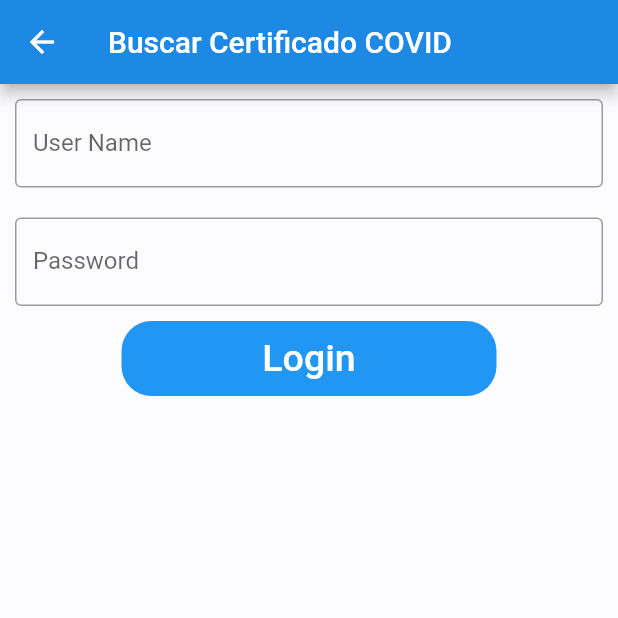
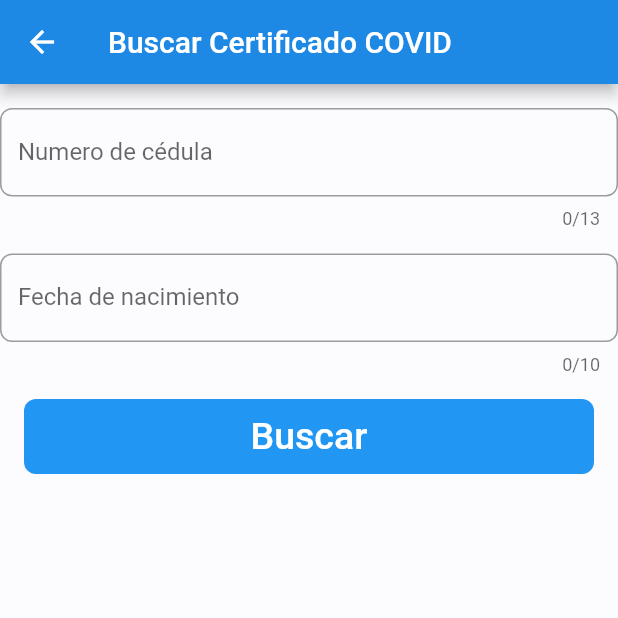
Before and after one commit to AD-Paladins/med_cert, a Flutter app: the SearchScreen screen opened directly, on a phone screen of 412 x 824 dp, the top half of it. Run offline on Flutter 3.47's test engine with Material 2 defaults, Android fonts, the light colour scheme and no system bars; our stand-ins replace dio, qr_flutter, shared_preferences; missing offline and left inert: encrypt; accounts and stored records are empty; Roboto replaces fonts that are missing (AvenirNext).

Commit message:
fix: search screen

```diff
--- a/lib/screens/main_screen.dart
+++ b/lib/screens/main_screen.dart
@@ -6,7 +6,7 @@ import 'package:shared_preferences/shared_preferences.dart';
 import 'qr_screen.dart';
 
 class MainScreen extends StatelessWidget {
-  MainScreen({Key? key}) : super(key: key);
+  const MainScreen({Key? key}) : super(key: key);
 
   @override
   Widget build(BuildContext context) {
--- a/lib/screens/search_certificate.dart
+++ b/lib/screens/search_certificate.dart
@@ -1,8 +1,22 @@
 import 'package:flutter/material.dart';
 import 'package:med_cert/screens/main_screen.dart';
 
-class SearchScreen extends StatelessWidget {
-  SearchScreen({Key? key}) : super(key: key);
+class SearchScreen extends StatefulWidget {
+  const SearchScreen({Key? key}) : super(key: key);
+  @override
+  _SearchScreenState createState() => _SearchScreenState();
+}
+
+class _SearchScreenState extends State<SearchScreen> {
+  bool loading = false;
+  TextEditingController tituloController = new TextEditingController();
+  TextEditingController descripcionController = new TextEditingController();
+
+  @override
+  void initState() {
+    super.initState();
+    // _setUser();
+  }
 
   @override
   Widget build(BuildContext context) {
@@ -11,42 +25,75 @@ class SearchScreen extends StatelessWidget {
         title: Text('Buscar Certificado COVID'),
       ),
       body: Column(
+        crossAxisAlignment: CrossAxisAlignment.stretch,
         children: [
           Padding(
-            padding: EdgeInsets.all(10),
-            child: TextField(
+            padding: const EdgeInsets.symmetric(vertical: 16),
+            child: TextFormField(
+              maxLength: 13,
+              maxLines: 1,
+              minLines: 1,
+              controller: this.tituloController,
+              keyboardType: TextInputType.text,
+              autofocus: false,
               decoration: InputDecoration(
-                  border: OutlineInputBorder(),
-                  labelText: 'User Name',
-                  hintText: 'Enter valid mail id as abc@gmail.com'),
+                labelText: "Numero de cédula",
+                hintStyle: TextStyle(fontFamily: "AvenirNext"),
+                labelStyle: TextStyle(fontFamily: "AvenirNext"),
+                border:
+                    OutlineInputBorder(borderRadius: BorderRadius.circular(8)),
+              ),
+              validator: (value) {
+                if (value != null && value.isEmpty) {
+                  return "Debe ingresar un título.";
+                }
+                return null;
+              },
             ),
           ),
           Padding(
-            padding: EdgeInsets.all(10),
-            child: TextField(
-              obscureText: true,
+            padding: const EdgeInsets.only(bottom: 16),
+            child: TextFormField(
+              maxLength: 10,
+              maxLines: 1,
+              minLines: 1,
+              controller: this.tituloController,
+              keyboardType: TextInputType.text,
+              autofocus: false,
               decoration: InputDecoration(
-                  border: OutlineInputBorder(),
-                  labelText: 'Password',
-                  hintText: 'Enter your secure password'),
+                labelText: "Fecha de nacimiento",
+                hintStyle: TextStyle(fontFamily: "AvenirNext"),
+                labelStyle: TextStyle(fontFamily: "AvenirNext"),
+                border:
+                    OutlineInputBorder(borderRadius: BorderRadius.circular(8)),
+              ),
+              validator: (value) {
+                if (value != null && value.isEmpty) {
+                  return "Debe ingresar un título.";
+                }
+                return null;
+              },
             ),
           ),
-          Container(
+          Padding(
+            padding: const EdgeInsets.symmetric(horizontal: 16),
+            child: Container(
               height: 50,
-            width: 250,
+              // width: 250,
               decoration: BoxDecoration(
-                color: Colors.blue, borderRadius: BorderRadius.circular(20)),
+                  color: Colors.blue, borderRadius: BorderRadius.circular(8)),
               child: TextButton(
                 onPressed: () {
                   Navigator.push(
                       context, MaterialPageRoute(builder: (_) => MainScreen()));
                 },
-              child: Text(
-                'Login',
+                child: const Text(
+                  'Buscar',
                   style: TextStyle(color: Colors.white, fontSize: 25),
                 ),
               ),
             ),
+          )
         ],
       ),
     );
```
Lines whose indentation alone changed are shown as unchanged.
